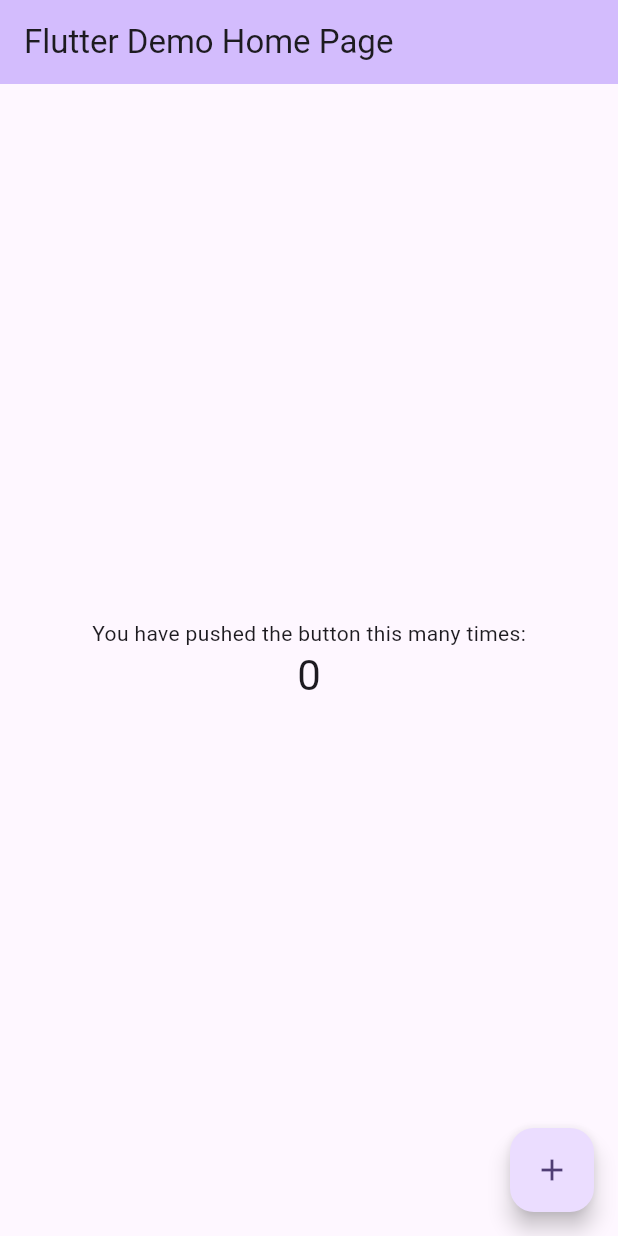
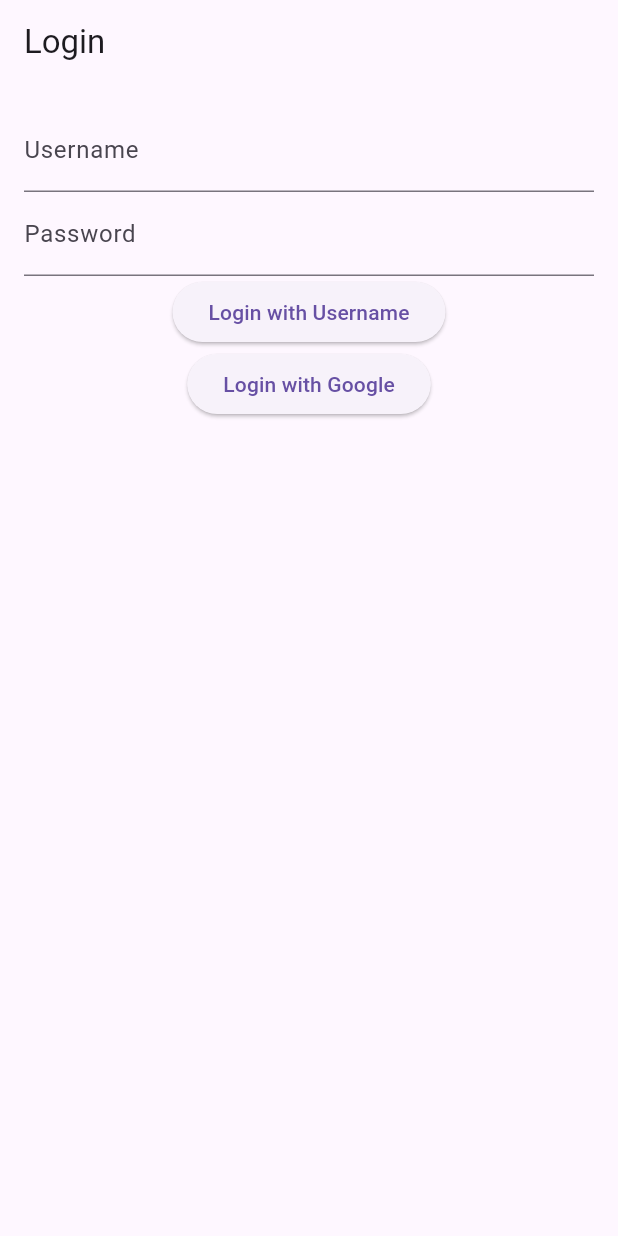
Before and after one commit to 1114nikhil/mpos, a Flutter app: the screen it shows after launch, on a phone screen of 412 x 824 dp. Run offline on Flutter 3.47's test engine with Material 3 defaults, Android fonts, the phone set to English and light mode, and no system bars; our stand-ins replace firebase_auth, firebase_core, sqflite; accounts and stored records are empty.

Commit message:
changes in login screen

```diff
--- /dev/null
+++ b/lib/features/auth/data/datasources/db_helper.dart
@@ -0,0 +1,42 @@
+
+import 'package:sqflite/sqflite.dart';
+import 'package:path/path.dart' ;
+import 'dart:async';
+
+class DBHelper {
+  static Database? _database;
+
+  Future<Database> get database async{
+    if(_database !=null) return _database!;
+    _database = await initDatabase();
+    return _database!;
+  }
+
+  Future<Database> initDatabase() async{
+     String path = join(await getDatabasesPath(), 'auth.db');
+    return await openDatabase(path, version: 1, onCreate: (db, version) {
+      db.execute(
+        'CREATE TABLE users(id INTEGER PRIMARY KEY, username TEXT, password TEXT)',
+      );
+    });
+  }
+   // Insert new user
+  Future<void> insertUser(String username, String password) async {
+    final db = await database;
+    await db.insert('users', {'username': username, 'password': password});
+  }
+
+  // Get user by username and password
+  Future<Map<String, dynamic>?> getUser(String username, String password) async {
+    final db = await database;
+    final List<Map<String, dynamic>> result = await db.query(
+      'users',
+      where: 'username = ? AND password = ?',
+      whereArgs: [username, password],
+    );
+    if (result.isNotEmpty) {
+      return result.first;
+    }
+    return null;
+  }
+}
--- /dev/null
+++ b/lib/features/auth/data/repositories/auth_repository.dart
@@ -0,0 +1,37 @@
+import 'package:firebase_auth/firebase_auth.dart';
+import 'package:mpos/features/auth/data/datasources/db_helper.dart';
+
+class AuthRepository {
+  final DBHelper dbHelper = DBHelper();
+  final FirebaseAuth _firebaseAuth = FirebaseAuth.instance;
+
+  // Login with username and password (SQLite)
+  Future<bool> loginWithCredentials(String username, String password) async {
+    var user = await dbHelper.getUser(username, password);
+    if (user != null) {
+      return true;
+    }
+    return false;
+  }
+
+  // Login with Google (Firebase Authentication)
+  Future<User?> loginWithGoogle() async {
+    try {
+      // Trigger the Google Authentication flow
+      UserCredential userCredential = await _firebaseAuth.signInWithCredential(
+        GoogleAuthProvider.credential(
+          accessToken: (await _firebaseAuth.currentUser!.getIdToken())!,
+        ),
+      );
+
+      return userCredential.user;
+    } catch (e) {
+      throw Exception('Error with Google Sign-In: $e');
+    }
+  }
+
+  // Sign out from Firebase
+  Future<void> signOut() async {
+    await _firebaseAuth.signOut();
+  }
+}
--- /dev/null
+++ b/lib/features/auth/domain/usecases/login_usecase.dart
@@ -0,0 +1,16 @@
+import 'package:mpos/features/auth/data/repositories/auth_repository.dart';
+
+class LoginUseCase {
+  final AuthRepository authRepository;
+
+  LoginUseCase(this.authRepository);
+
+  Future<bool> execute(String username, String password) async {
+    return await authRepository.loginWithCredentials(username, password);
+  }
+
+  Future<bool> executeWithGoogle() async {
+    var user = await authRepository.loginWithGoogle();
+    return user != null;
+  }
+}
--- /dev/null
+++ b/lib/features/auth/presentation/blocs/auth_bloc.dart
@@ -0,0 +1,35 @@
+import 'package:flutter/material.dart';
+import 'package:mpos/features/auth/domain/usecases/login_usecase.dart';
+
+class AuthBloc with ChangeNotifier {
+  final LoginUseCase loginUseCase;
+
+  AuthBloc(this.loginUseCase);
+
+  TextEditingController usernameController = TextEditingController();
+  TextEditingController passwordController = TextEditingController();
+
+  // Login with username and password
+  void login() async {
+    bool success = await loginUseCase.execute(
+      usernameController.text,
+      passwordController.text,
+    );
+
+    if (success) {
+      // Handle success (Navigate, show success message)
+    } else {
+      // Handle failure
+    }
+  }
+
+  // Login with Google
+  void loginWithGoogle() async {
+    bool success = await loginUseCase.executeWithGoogle();
+    if (success) {
+      // Handle Google sign-in success
+    } else {
+      // Handle failure
+    }
+  }
+}
--- /dev/null
+++ b/lib/features/auth/presentation/screens/login_screen.dart
@@ -0,0 +1,44 @@
+import 'package:flutter/material.dart';
+import 'package:mpos/features/auth/presentation/blocs/auth_bloc.dart';
+import 'package:provider/provider.dart';
+
+class LoginScreen extends StatelessWidget {
+  @override
+  Widget build(BuildContext context) {
+    return Scaffold(
+      appBar: AppBar(title: Text('Login')),
+      body: Padding(
+        padding: const EdgeInsets.all(16.0),
+        child: Consumer<AuthBloc>(
+          builder: (context, authBloc, child) {
+            return Column(
+              children: [
+                TextField(
+                  controller: authBloc.usernameController,
+                  decoration: InputDecoration(labelText: 'Username'),
+                ),
+                TextField(
+                  controller: authBloc.passwordController,
+                  obscureText: true,
+                  decoration: InputDecoration(labelText: 'Password'),
+                ),
+                ElevatedButton(
+                  onPressed: () {
+                    authBloc.login();
+                  },
+                  child: Text('Login with Username'),
+                ),
+                ElevatedButton(
+                  onPressed: () {
+                    authBloc.loginWithGoogle();
+                  },
+                  child: Text('Login with Google'),
+                ),
+              ],
+            );
+          },
+        ),
+      ),
+    );
+  }
+}
--- a/lib/main.dart
+++ b/lib/main.dart
@@ -1,121 +1,31 @@
+import 'package:firebase_core/firebase_core.dart';
 import 'package:flutter/material.dart';
+import 'package:mpos/features/auth/data/repositories/auth_repository.dart';
+import 'package:mpos/features/auth/domain/usecases/login_usecase.dart';
+import 'package:mpos/features/auth/presentation/blocs/auth_bloc.dart';
+import 'package:mpos/features/auth/presentation/screens/login_screen.dart';
+import 'package:provider/provider.dart';
 
-void main() {
-  runApp(const MyApp());
+void main() async {
+  WidgetsFlutterBinding.ensureInitialized();
+  await Firebase.initializeApp();
+
+  runApp(MyApp());
 }
 
 class MyApp extends StatelessWidget {
-  const MyApp({super.key});
-
   @override
   Widget build(BuildContext context) {
-    return MaterialApp(
-      title: 'Flutter Demo',
-      theme: ThemeData(
-        // This is the theme of your application.
-        //
-        // TRY THIS: Try running your application with "flutter run". You'll see
-        // the application has a purple toolbar. Then, without quitting the app,
-        // try changing the seedColor in the colorScheme below to Colors.green
-        // and then invoke "hot reload" (save your changes or press the "hot
-        // reload" button in a Flutter-supported IDE, or press "r" if you used
-        // the command line to start the app).
-        //
-        // Notice that the counter didn't reset back to zero; the application
-        // state is not lost during the reload. To reset the state, use hot
-        // restart instead.
-        //
-        // This works for code too, not just values: Most code changes can be
-        // tested with just a hot reload.
-        colorScheme: ColorScheme.fromSeed(seedColor: Colors.deepPurple),
+    return MultiProvider(
+      providers: [
+        Provider(create: (_) => AuthRepository()),
+        Provider(create: (context) => LoginUseCase(context.read<AuthRepository>())),
+        ChangeNotifierProvider(create: (context) => AuthBloc(context.read<LoginUseCase>())),
+      ],
+      child: MaterialApp(
+        title: 'Flutter Login',
+        home: LoginScreen(),
       ),
-      home: const MyHomePage(title: 'Flutter Demo Home Page'),
     );
   }
 }
-
-class MyHomePage extends StatefulWidget {
-  const MyHomePage({super.key, required this.title});
-
-  // This widget is the home page of your application. It is stateful, meaning
-  // that it has a State object (defined below) that contains fields that affect
-  // how it looks.
-
-  // This class is the configuration for the state. It holds the values (in this
-  // case the title) provided by the parent (in this case the App widget) and
-  // used by the build method of the State. Fields in a Widget subclass are
-  // always marked "final".
-
-  final String title;
-
-  @override
-  State<MyHomePage> createState() => _MyHomePageState();
-}
-
-class _MyHomePageState extends State<MyHomePage> {
-  int _counter = 0;
-
-  void _incrementCounter() {
-    setState(() {
-      // This call to setState tells the Flutter framework that something has
-      // changed in this State, which causes it to rerun the build method below
-      // so that the display can reflect the updated values. If we changed
-      // _counter without calling setState(), then the build method would not be
-      // called again, and so nothing would appear to happen.
-      _counter++;
-    });
-  }
-
-  @override
-  Widget build(BuildContext context) {
-    // This method is rerun every time setState is called, for instance as done
-    // by the _incrementCounter method above.
-    //
-    // The Flutter framework has been optimized to make rerunning build methods
-    // fast, so that you can just rebuild anything that needs updating rather
-    // than having to individually change instances of widgets.
-    return Scaffold(
-      appBar: AppBar(
-        // TRY THIS: Try changing the color here to a specific color (to
-        // Colors.amber, perhaps?) and trigger a hot reload to see the AppBar
-        // change color while the other colors stay the same.
-        backgroundColor: Theme.of(context).colorScheme.inversePrimary,
-        // Here we take the value from the MyHomePage object that was created by
-        // the App.build method, and use it to set our appbar title.
-        title: Text(widget.title),
-      ),
-      body: Center(
-        // Center is a layout widget. It takes a single child and positions it
-        // in the middle of the parent.
-        child: Column(
-          // Column is also a layout widget. It takes a list of children and
-          // arranges them vertically. By default, it sizes itself to fit its
-          // children horizontally, and tries to be as tall as its parent.
-          //
-          // Column has various properties to control how it sizes itself and
-          // how it positions its children. Here we use mainAxisAlignment to
-          // center the children vertically; the main axis here is the vertical
-          // axis because Columns are vertical (the cross axis would be
-          // horizontal).
-          //
-          // TRY THIS: Invoke "debug painting" (choose the "Toggle Debug Paint"
-          // action in the IDE, or press "p" in the console), to see the
-          // wireframe for each widget.
-          mainAxisAlignment: MainAxisAlignment.center,
-          children: <Widget>[
-            const Text('You have pushed the button this many times:'),
-            Text(
-              '$_counter',
-              style: Theme.of(context).textTheme.headlineMedium,
-            ),
-          ],
-        ),
-      ),
-      floatingActionButton: FloatingActionButton(
-        onPressed: _incrementCounter,
-        tooltip: 'Increment',
-        child: const Icon(Icons.add),
-      ), // This trailing comma makes auto-formatting nicer for build methods.
-    );
-  }
-}
```
Also changed, not shown: 4 other files.
